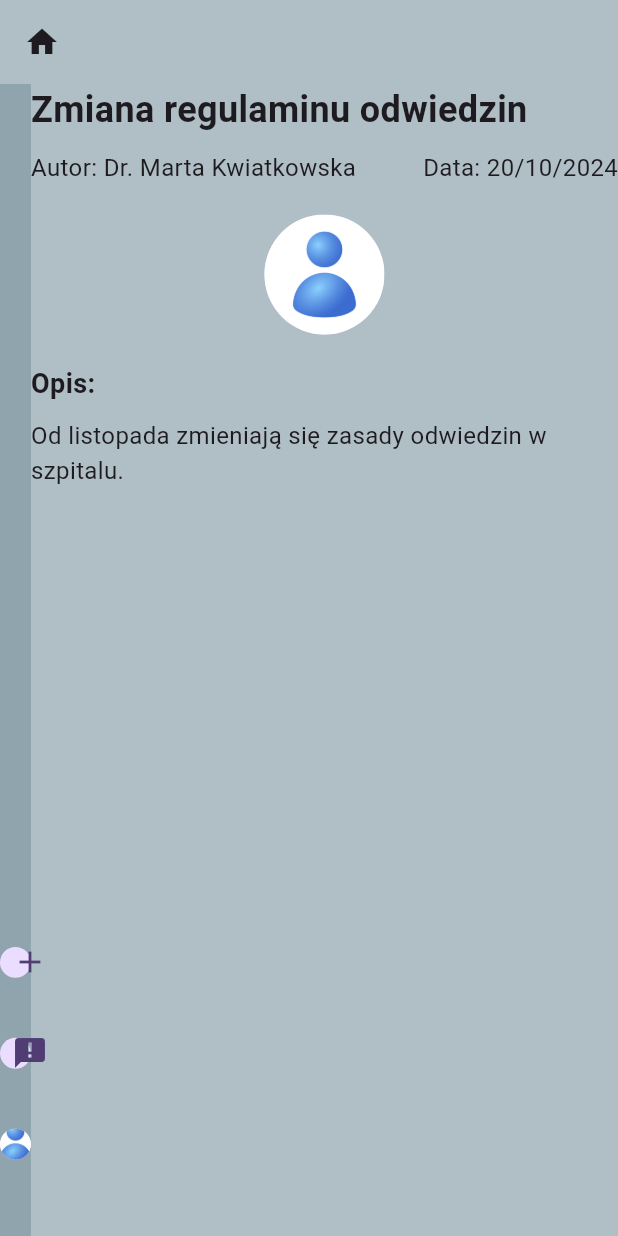
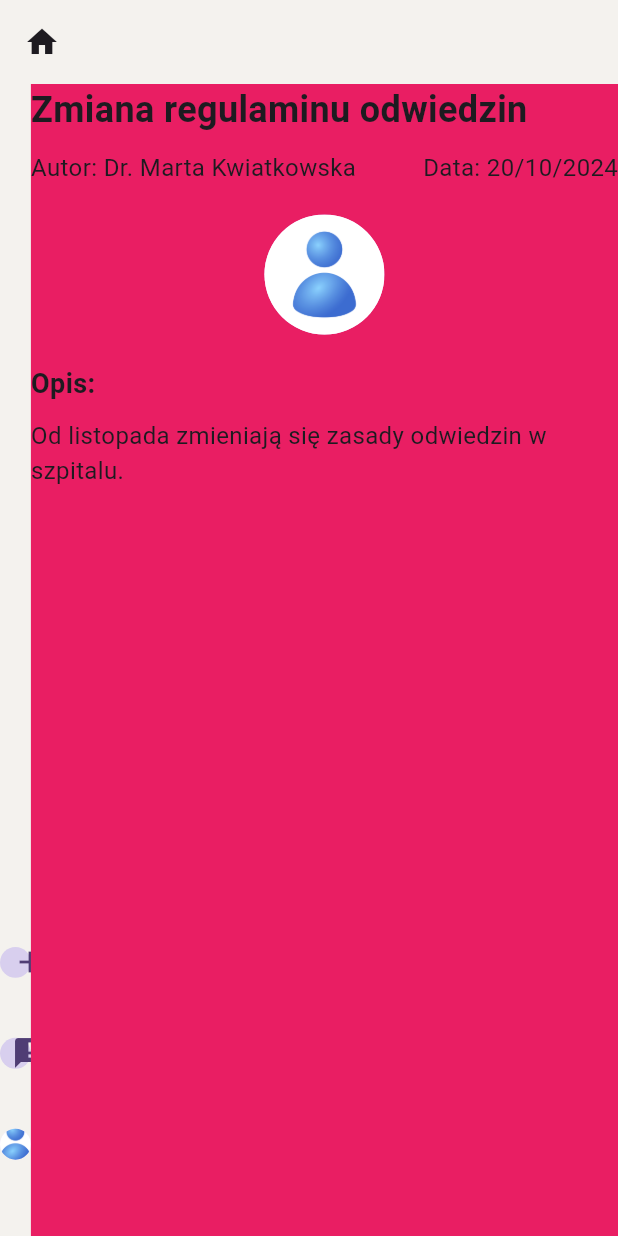
Before and after one commit to KN-Signum/best_app, a Flutter app: the screen it shows after launch, after a tap on "Zmiana regulaminu odwiedzin", on a phone screen of 412 x 824 dp. Run offline on Flutter 3.47's test engine with Material 3 defaults, Android fonts, the phone set to English and light mode, and no system bars.

Commit message:
change colors on base layout

```diff
--- a/lib/widgets/base_layout.dart
+++ b/lib/widgets/base_layout.dart
@@ -11,9 +11,10 @@
     final Size size = MediaQuery.of(context).size;
 
     return Scaffold(
-      backgroundColor: Colors.blueGrey[200],
+      backgroundColor: Colors.transparent,
       appBar: AppBar(
         leading: IconButton(
+          // To jest ikonka home
           icon: const Icon(Icons.home),
           onPressed: () => Navigator.of(context).push(
             MaterialPageRoute(
@@ -22,17 +23,19 @@
           ),
         ),
         automaticallyImplyLeading: false,
-        backgroundColor: Colors.transparent,
+        backgroundColor:  const Color.fromRGBO(244, 242, 238, 100), // to jest górny pasek menu z home
       ),
       body: Row(
         children: [
           Container(
             width: size.width * 0.05,
-            color: Colors.blueGrey[300],
+            color: const Color.fromRGBO(244, 242, 238, 100), // to jest boczny pasek
             child: Column(
               mainAxisAlignment: MainAxisAlignment.end,
               children: [
                 CircleAvatar(
+                  // To jest boczny pasek plusik
+                  backgroundColor:   const Color.fromRGBO(216, 207, 238, 100),
                   child: IconButton(
                     onPressed: () {}, // Add functionality later
                     icon: const Icon(Icons.add),
@@ -40,6 +43,8 @@
                 ),
                 SizedBox(height: size.height * 0.025),
                 CircleAvatar(
+                  // To jest boczny pasek komentarz
+                  backgroundColor:   const Color.fromRGBO(216, 207, 238, 100),
                   child: IconButton(
                     onPressed: () {}, // Add functionality later
                     icon: const Icon(Icons.announcement),
@@ -47,6 +52,7 @@
                 ),
                 SizedBox(height: size.height * 0.025),
                 CircleAvatar(
+                  // to jest boczny pasek konto (avatar)
                   backgroundImage:
                       const AssetImage('assets/images/user_image.jpg'),
                   child: IconButton(
@@ -59,7 +65,9 @@
             ),
           ),
           Container(
+            // to jest po kliknięciu w ogłoszenie
             width: size.width * 0.95, // Zmienny element
+            color: Colors.pink,
             child: child,
           ),
         ],
```
